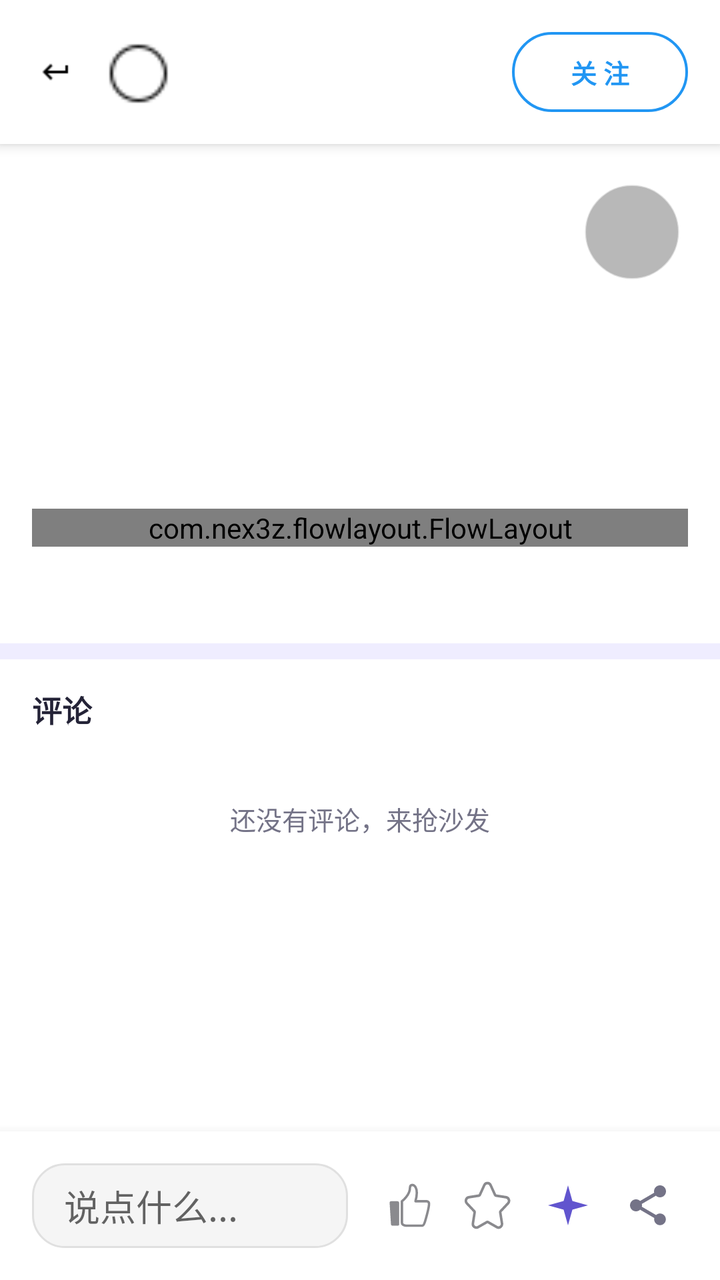
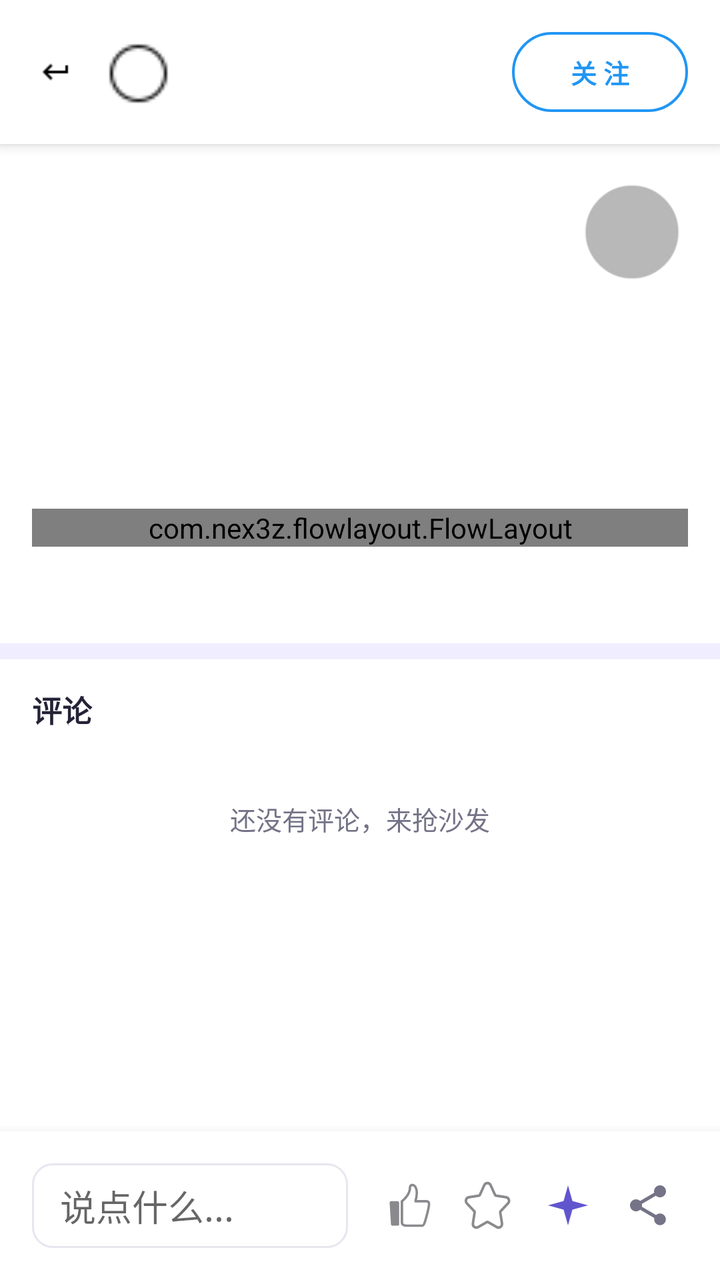

The first picture is an Android layout as it rendered before a commit; the second is the same layout after the commit. The layout source and the unified diff follow.
<!-- AndroidManifest.xml: application theme AppTheme -->
<!-- res/layout/activity_detail.xml -->
<?xml version="1.0" encoding="utf-8"?>
<androidx.coordinatorlayout.widget.CoordinatorLayout
    xmlns:android="http://schemas.android.com/apk/res/android"
    xmlns:app="http://schemas.android.com/apk/res-auto"
    android:id="@+id/root_layout"
    android:layout_width="match_parent"
    android:layout_height="match_parent"
    android:fitsSystemWindows="true"
    android:background="@color/white">

    
    <View
        android:id="@+id/background_overlay"
        android:layout_width="match_parent"
        android:layout_height="match_parent"
        android:background="#CCFFFFFF"
        android:alpha="0"
        android:clickable="false"
        android:focusable="false" />

    
    <FrameLayout
        android:id="@+id/scroll_container"
        android:layout_width="match_parent"
        android:layout_height="match_parent"
        android:clipChildren="false"
        android:clipToPadding="false">

        
        <androidx.core.widget.NestedScrollView
            android:id="@+id/nested_scroll_view"
            android:layout_width="match_parent"
            android:layout_height="match_parent"
            android:paddingTop="72dp"
            android:paddingBottom="80dp">

            <LinearLayout
                android:layout_width="match_parent"
                android:layout_height="wrap_content"
                android:orientation="vertical">


                
                <FrameLayout
                    android:id="@+id/image_container"
                    android:layout_width="match_parent"
                    android:layout_height="wrap_content"
                    android:clipChildren="true"
                    android:clipToPadding="true">

                    <androidx.viewpager2.widget.ViewPager2
                        android:id="@+id/image_pager"
                        android:layout_width="match_parent"
                        android:layout_height="wrap_content"
                        android:background="@color/black"/>

                    
                    <LinearLayout
                        android:id="@+id/progress_indicator"
                        android:layout_width="match_parent"
                        android:layout_height="wrap_content"
                        android:layout_gravity="bottom"
                        android:orientation="horizontal"
                        android:gravity="center"
                        android:paddingVertical="8dp"
                        android:visibility="gone"/>

                    
                    <ImageView
                        android:id="@+id/music_control_button"
                        android:layout_width="48dp"
                        android:layout_height="48dp"
                        android:layout_gravity="bottom|end"
                        android:layout_margin="20dp"
                    android:background="@drawable/circle_transparent_bg"
                    android:alpha="0.7"
                    android:contentDescription="音乐控制"
                    android:padding="12dp"
                    android:clickable="true"
                    android:focusable="true"/>

                </FrameLayout>

                
                <LinearLayout
                    android:id="@+id/content_layout"
                    android:layout_width="match_parent"
                    android:layout_height="wrap_content"
                    android:orientation="vertical"
                    android:padding="16dp">

                    
                    <TextView
                        android:id="@+id/title_text"
                        android:layout_width="match_parent"
                        android:layout_height="wrap_content"
                        android:textSize="18sp"
                        android:textStyle="bold"
                        android:textColor="@color/black"
                        android:lineSpacingExtra="4dp"/>

                    
                    <TextView
                        android:id="@+id/content_text"
                        android:layout_width="match_parent"
                        android:layout_height="wrap_content"
                        android:layout_marginTop="12dp"
                        android:textSize="14sp"
                        android:textColor="@color/profile_ink"
                        android:lineSpacingExtra="6dp"/>

                    
                    <LinearLayout
                        android:layout_width="match_parent"
                        android:layout_height="wrap_content"
                        android:layout_marginTop="10dp"
                        android:gravity="center_vertical"
                        android:orientation="horizontal">

                        <TextView
                            android:id="@+id/summarize_entry"
                            android:layout_width="wrap_content"
                            android:layout_height="wrap_content"
                            android:background="@drawable/edittext_rounded_bg"
                            android:paddingStart="14dp"
                            android:paddingEnd="14dp"
                            android:paddingTop="8dp"
                            android:paddingBottom="8dp"
                            android:text="@string/summarize_entry"
                            android:textColor="@color/primary_color"
                            android:textSize="13sp"
                            android:textStyle="bold"
                            android:visibility="gone" />

                        <ImageButton
                            android:id="@+id/summary_regen"
                            android:layout_width="34dp"
                            android:layout_height="34dp"
                            android:layout_marginStart="8dp"
                            android:background="@drawable/bg_icon_soft"
                            android:contentDescription="@string/summary_regenerate"
                            android:padding="7dp"
                            android:src="@drawable/ic_refresh"
                            android:visibility="gone"
                            app:tint="@color/profile_muted" />

                        <View
                            android:layout_width="0dp"
                            android:layout_height="1dp"
                            android:layout_weight="1" />

                        <com.google.android.material.button.MaterialButton
                            android:id="@+id/summary_stop"
                            style="@style/PixelFlowSummaryStopButton"
                            android:layout_width="wrap_content"
                            android:layout_height="32dp"
                            android:insetTop="0dp"
                            android:insetBottom="0dp"
                            android:minWidth="0dp"
                            android:text="@string/ai_stop"
                            android:visibility="gone" />
                    </LinearLayout>

                    <FrameLayout
                        android:id="@+id/summary_card"
                        android:layout_width="match_parent"
                        android:layout_height="wrap_content"
                        android:layout_marginTop="10dp"
                        android:background="@drawable/edittext_rounded_bg"
                        android:visibility="gone">

                        <TextView
                            android:id="@+id/summary_body"
                            android:layout_width="match_parent"
                            android:layout_height="wrap_content"
                            android:padding="14dp"
                            android:paddingEnd="44dp"
                            android:textColor="@color/profile_ink"
                            android:textSize="14sp"
                            android:lineSpacingExtra="6dp"
                            android:textIsSelectable="true" />

                        <ImageButton
                            android:id="@+id/summary_toggle"
                            android:layout_width="36dp"
                            android:layout_height="36dp"
                            android:layout_gravity="top|end"
                            android:background="?attr/selectableItemBackgroundBorderless"
                            android:contentDescription="@string/summary_collapse"
                            android:padding="8dp"
                            android:src="@drawable/ic_chevron_up"
                            app:tint="@color/profile_muted" />
                    </FrameLayout>

                    
                    <com.nex3z.flowlayout.FlowLayout
                        android:id="@+id/tags_container"
                        android:layout_width="match_parent"
                        android:layout_height="wrap_content"
                        android:layout_marginTop="12dp"
                        android:orientation="horizontal"/>

                    
                    <TextView
                        android:id="@+id/publish_date"
                        android:layout_width="match_parent"
                        android:layout_height="wrap_content"
                        android:layout_marginTop="16dp"
                        android:textSize="12sp"
                        android:textColor="@color/profile_muted"/>
                </LinearLayout>

                
                <View
                    android:layout_width="match_parent"
                    android:layout_height="8dp"
                    android:background="@color/profile_soft" />

                <LinearLayout
                    android:layout_width="match_parent"
                    android:layout_height="wrap_content"
                    android:orientation="vertical"
                    android:paddingBottom="16dp">

                    <LinearLayout
                        android:layout_width="match_parent"
                        android:layout_height="wrap_content"
                        android:orientation="horizontal"
                        android:gravity="center_vertical"
                        android:paddingStart="16dp"
                        android:paddingEnd="16dp">

                        <TextView
                            android:id="@+id/comments_header"
                            android:layout_width="0dp"
                            android:layout_height="wrap_content"
                            android:layout_weight="1"
                            android:paddingTop="14dp"
                            android:paddingBottom="10dp"
                            android:text="@string/comments_header"
                            android:textSize="15sp"
                            android:textStyle="bold"
                            android:textColor="@color/profile_ink" />

                        
                        <TextView
                            android:id="@+id/auto_reply_entry"
                            android:layout_width="wrap_content"
                            android:layout_height="wrap_content"
                            android:paddingStart="8dp"
                            android:paddingEnd="4dp"
                            android:paddingTop="14dp"
                            android:paddingBottom="10dp"
                            android:text="@string/auto_reply_entry"
                            android:textColor="@color/profile_accent"
                            android:textSize="13sp"
                            android:visibility="gone" />
                    </LinearLayout>

                    <androidx.recyclerview.widget.RecyclerView
                        android:id="@+id/comments_list"
                        android:layout_width="match_parent"
                        android:layout_height="wrap_content"
                        android:nestedScrollingEnabled="false"
                        android:overScrollMode="never" />

                    <TextView
                        android:id="@+id/comments_empty"
                        android:layout_width="match_parent"
                        android:layout_height="wrap_content"
                        android:gravity="center"
                        android:padding="24dp"
                        android:text="@string/comments_empty"
                        android:textSize="13sp"
                        android:textColor="@color/profile_muted" />

                    <TextView
                        android:id="@+id/comments_more"
                        android:layout_width="match_parent"
                        android:layout_height="wrap_content"
                        android:gravity="center"
                        android:padding="10dp"
                        android:textSize="13sp"
                        android:textColor="@color/profile_accent"
                        android:visibility="gone" />
                </LinearLayout>
            </LinearLayout>
        </androidx.core.widget.NestedScrollView>
    </FrameLayout>

    
    <LinearLayout
        android:id="@+id/bottom_bar"
        android:layout_width="match_parent"
        android:layout_height="wrap_content"
        android:layout_gravity="bottom"
        android:orientation="horizontal"
        android:gravity="center_vertical"
        android:background="@color/white"
        android:padding="16dp"
        android:elevation="8dp">

        
        <EditText
            android:id="@+id/comment_input"
            android:layout_width="0dp"
            android:layout_height="wrap_content"
            android:minHeight="40dp"
            android:layout_weight="1"
            android:layout_marginEnd="12dp"
            android:hint="@string/comments_input_hint"
            android:background="@drawable/edittext_rounded_bg"
            android:paddingStart="16dp"
            android:paddingEnd="16dp"
            android:paddingTop="8dp"
            android:paddingBottom="8dp"
            android:maxLines="3"
            android:imeOptions="actionSend"
            android:inputType="textMultiLine|textCapSentences"/>

        
        <TextView
            android:id="@+id/comment_send"
            android:layout_width="wrap_content"
            android:layout_height="wrap_content"
            android:layout_gravity="center_vertical"
            android:layout_marginEnd="12dp"
            android:background="@drawable/edittext_rounded_bg"
            android:paddingStart="14dp"
            android:paddingEnd="14dp"
            android:paddingTop="8dp"
            android:paddingBottom="8dp"
            android:text="@string/comments_send"
            android:textColor="@color/primary_color"
            android:textSize="14sp"
            android:textStyle="bold"
            android:visibility="gone" />

        
        <ImageView
            android:id="@+id/like_button"
            android:layout_width="22dp"
            android:layout_height="22dp"
            android:layout_marginHorizontal="8dp"
            android:src="@drawable/ic_thumb_up_outline" />


        
        <ImageView
            android:id="@+id/collect_button"
            android:layout_width="24dp"
            android:layout_height="24dp"
            android:layout_marginHorizontal="8dp"
            android:src="@drawable/ic_star_outline" />

        
        <ImageView
            android:id="@+id/copilot_button"
            android:layout_width="24dp"
            android:layout_height="24dp"
            android:layout_marginHorizontal="8dp"
            android:contentDescription="@string/copilot_title"
            android:src="@drawable/ic_sparkle"
            android:tint="@color/profile_accent" />
        
        <ImageView
            android:id="@+id/share_button"
            android:layout_width="24dp"
            android:layout_height="24dp"
            android:layout_marginHorizontal="8dp"
            android:src="@drawable/ic_share"
            app:tint="@color/profile_muted" />
    </LinearLayout>

                
                <LinearLayout
                    android:id="@+id/top_bar"
                    android:layout_width="match_parent"
                    android:layout_height="72dp"
                    android:layout_gravity="top"
                    android:orientation="horizontal"
                    android:paddingHorizontal="16dp"
                    android:paddingVertical="12dp"
                    android:gravity="center_vertical"
                    android:background="@color/white"
                    android:elevation="4dp">

                    
                    <ImageView
                        android:id="@+id/back_button"
                        android:layout_width="24dp"
                        android:layout_height="24dp"
                        android:src="@drawable/ic_arrow_back"
                        android:contentDescription="返回"
                        android:padding="4dp"
                        android:background="?attr/selectableItemBackgroundBorderless" />

                    
                    <LinearLayout
                        android:id="@+id/author_container"
                        android:layout_width="wrap_content"
                        android:layout_height="wrap_content"

                        android:orientation="horizontal"
                        android:paddingStart="12dp"
                        android:gravity="center_vertical"
                        android:clickable="true"
                        android:focusable="true"
                        android:foreground="?attr/selectableItemBackground">

                        
                        <ImageView
                            android:id="@+id/author_avatar"
                            android:layout_width="36dp"
                            android:layout_height="36dp"
                            android:scaleType="centerCrop"
                            android:background="@drawable/circle_bg"/>

                        
                        <TextView
                            android:id="@+id/author_name"
                            android:layout_width="wrap_content"
                            android:layout_height="wrap_content"
                            android:layout_marginStart="12dp"
                            android:textSize="14sp"
                            android:textStyle="bold"
                            android:textColor="@color/black"
                            android:maxLines="1"
                            android:ellipsize="end"/>
                    </LinearLayout>

                    
                    <View
                        android:layout_width="0dp"
                        android:layout_height="1dp"
                        android:layout_weight="1" />

                    
                    <com.google.android.material.button.MaterialButton
                        android:id="@+id/follow_button"
                        style="@style/Widget.Material3.Button.OutlinedButton"
                        android:layout_width="wrap_content"
                        android:layout_height="wrap_content"
                        android:text="关 注"
                        android:textColor="@color/primary_color"
                        android:textSize="13sp"
                        android:textStyle="bold"
                        app:cornerRadius="50dp"
                        app:rippleColor="@color/primary_color"
                        app:strokeColor="@color/primary_color"
                        app:strokeWidth="1.2dp" />


                </LinearLayout>

</androidx.coordinatorlayout.widget.CoordinatorLayout>
<!-- resources referenced by this layout -->
<resources>
  <color name="black">#FF000000</color>
  <color name="primary_color">#FF2196F3</color>
  <color name="profile_accent">#6155CE</color>
  <color name="profile_ink">#242337</color>
  <color name="profile_muted">#747387</color>
  <color name="profile_soft">#EFEDFF</color>
  <color name="white">#FFFFFFFF</color>
  <!-- drawable bg_icon_soft (drawable) -->
  <?xml version="1.0" encoding="utf-8"?>
  <shape xmlns:android="http://schemas.android.com/apk/res/android"
      android:shape="oval">
      <solid android:color="@color/profile_soft" />
  </shape>
  <!-- drawable circle_transparent_bg (drawable) -->
  <?xml version="1.0" encoding="utf-8"?>
  <shape xmlns:android="http://schemas.android.com/apk/res/android"
      android:shape="oval">
      <solid android:color="#66000000" /> 
      <stroke
          android:width="1dp"
          android:color="#88FFFFFF" /> 
  </shape>
  <!-- drawable edittext_rounded_bg (drawable) -->
  <?xml version="1.0" encoding="utf-8"?>
  <shape xmlns:android="http://schemas.android.com/apk/res/android"
      android:shape="rectangle">
      <solid android:color="@color/gray_100" />
      <corners android:radius="16dp" /> 
      <stroke
          android:width="1dp"
          android:color="@color/gray_300" />
  </shape>
  <!-- drawable ic_chevron_up (drawable) -->
  <vector xmlns:android="http://schemas.android.com/apk/res/android"
      android:width="24dp"
      android:height="24dp"
      android:viewportWidth="24"
      android:viewportHeight="24">
      <path
          android:fillColor="@color/profile_muted"
          android:pathData="M12,8l-6,6 1.4,1.4L12,10.8l4.6,4.6L18,14z" />
  </vector>
  <string name="ai_stop">停止</string>
  <string name="auto_reply_entry">自动回复</string>
  <string name="comments_empty">还没有评论，来抢沙发</string>
  <string name="comments_header">评论</string>
  <string name="comments_input_hint">说点什么...</string>
  <string name="comments_send">发送</string>
  <string name="copilot_title">AI 助手</string>
  <string name="summarize_entry">✨ 提炼要点</string>
  <string name="summary_collapse">收起或展开要点</string>
  <string name="summary_regenerate">重新生成要点</string>
  <color name="gray_100">#FFF5F5F5</color>
  <color name="gray_300">#FFE0E0E0</color>
  <color name="gray_600">#FF757575</color>
  <color name="accent_ripple">#1F6155CE</color>
  <color name="brand_violet_deep">#FF4A3FB8</color>
  <color name="brand_violet_light">#FF8B7FF5</color>
  <color name="brand_violet">#FF6155CE</color>
  <color name="profile_bg">#F7F7FC</color>
  <color name="profile_surface">#FFFFFF</color>
  <color name="profile_error">#B3261E</color>
  <style name="ShapeRounded.Small" parent="ShapeAppearance.MaterialComponents.SmallComponent">
          <item name="cornerFamily">rounded</item>
          <item name="cornerSize">@dimen/radius_control</item>
      </style>
  <style name="ShapeRounded.Medium" parent="ShapeAppearance.MaterialComponents.MediumComponent">
          <item name="cornerFamily">rounded</item>
          <item name="cornerSize">@dimen/radius_card</item>
      </style>
  <style name="ShapeRounded.Large" parent="ShapeAppearance.MaterialComponents.LargeComponent">
          <item name="cornerFamily">rounded</item>
          <item name="cornerSize">24dp</item>
      </style>
  <dimen name="radius_control">12dp</dimen>
  <dimen name="radius_card">16dp</dimen>
  <dimen name="radius_pill">22dp</dimen>
  <!-- unchanged entries left out for length: 10 -->
</resources>

<!-- the commit's change to res/layout/activity_detail.xml (unified diff, before → after) -->
@@ -305,12 +305,12 @@
             android:id="@+id/comment_input"
             android:layout_width="0dp"
             android:layout_height="wrap_content"
-            android:minHeight="40dp"
+            android:minHeight="38dp"
             android:layout_weight="1"
             android:layout_marginEnd="12dp"
             android:hint="@string/comments_input_hint"
-            android:background="@drawable/edittext_rounded_bg"
-            android:paddingStart="16dp"
+            android:background="@drawable/bg_input_field"
+            android:paddingStart="14dp"
             android:paddingEnd="16dp"
             android:paddingTop="8dp"
             android:paddingBottom="8dp"
<!-- resource entries referenced after the edit -->
@@ -12,6 +12,14 @@
   <shape xmlns:android="http://schemas.android.com/apk/res/android"
       android:shape="oval">
       <solid android:color="@color/profile_soft" />
+  </shape>
+  <!-- drawable bg_input_field (drawable) -->
+  <?xml version="1.0" encoding="utf-8"?>
+  <shape xmlns:android="http://schemas.android.com/apk/res/android"
+      android:shape="rectangle">
+      <solid android:color="@color/profile_surface" />
+      <stroke android:width="1dp" android:color="@color/profile_border" />
+      <corners android:radius="10dp" />
   </shape>
   <!-- drawable circle_transparent_bg (drawable) -->
   <?xml version="1.0" encoding="utf-8"?>
@@ -61,6 +69,7 @@
   <color name="brand_violet">#FF6155CE</color>
   <color name="profile_bg">#F7F7FC</color>
   <color name="profile_surface">#FFFFFF</color>
+  <color name="profile_border">#E7E6F0</color>
   <color name="profile_error">#B3261E</color>
   <style name="ShapeRounded.Small" parent="ShapeAppearance.MaterialComponents.SmallComponent">
           <item name="cornerFamily">rounded</item>
